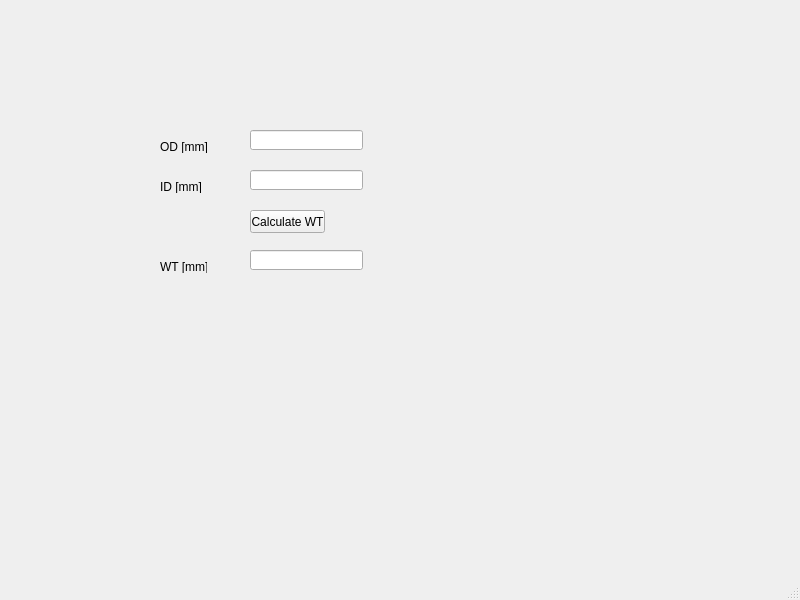
Above: Qt/untitled.ui from haphaeu/yoshimi before the change. Below: the same form after it.
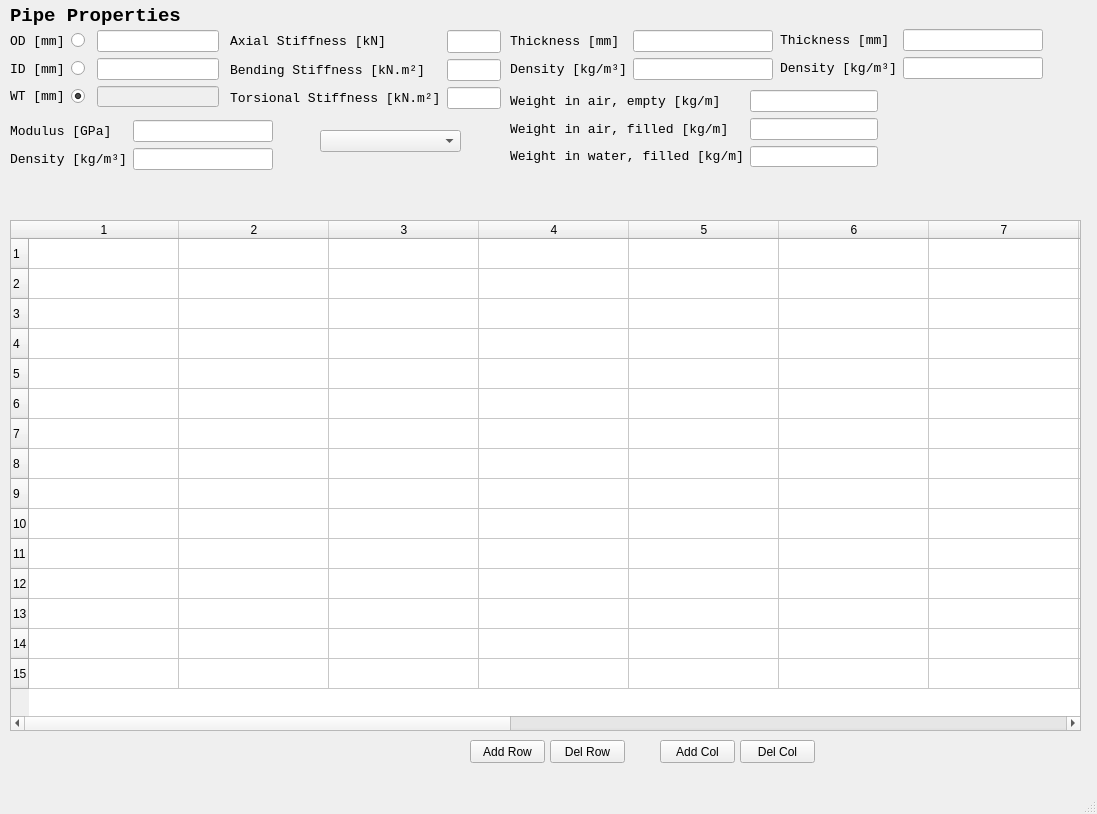
That is the form after the change.

Commit message: qt app ganhando forma

The edit to the form file:
```diff
--- a/Qt/untitled.ui
+++ b/Qt/untitled.ui
@@ -6,96 +6,673 @@
    <rect>
     <x>0</x>
     <y>0</y>
-    <width>800</width>
-    <height>600</height>
+    <width>1097</width>
+    <height>814</height>
    </rect>
   </property>
   <property name="windowTitle">
    <string>MainWindow</string>
   </property>
   <widget class="QWidget" name="centralwidget">
-   <widget class="QLineEdit" name="boxOD">
+   <widget class="QComboBox" name="comboMaterial">
     <property name="geometry">
      <rect>
-      <x>250</x>
+      <x>320</x>
       <y>130</y>
-      <width>113</width>
-      <height>20</height>
+      <width>141</width>
+      <height>22</height>
      </rect>
     </property>
+    <property name="font">
+     <font>
+      <family>Consolas</family>
+      <pointsize>10</pointsize>
+     </font>
+    </property>
    </widget>
-   <widget class="QLabel" name="labelOD">
+   <widget class="QWidget" name="layoutWidget">
     <property name="geometry">
      <rect>
-      <x>160</x>
-      <y>140</y>
-      <width>47</width>
-      <height>13</height>
+      <x>10</x>
+      <y>30</y>
+      <width>209</width>
+      <height>77</height>
      </rect>
     </property>
-    <property name="text">
-     <string>OD [mm]</string>
+    <property name="font">
+     <font>
+      <family>Consolas</family>
+      <pointsize>10</pointsize>
+     </font>
     </property>
+    <layout class="QGridLayout" name="gridLayout">
+     <item row="0" column="0">
+      <widget class="QLabel" name="labelOD">
+       <property name="font">
+        <font>
+         <family>Consolas</family>
+         <pointsize>10</pointsize>
+        </font>
+       </property>
+       <property name="text">
+        <string>OD [mm]</string>
+       </property>
+      </widget>
+     </item>
+     <item row="0" column="1">
+      <widget class="QRadioButton" name="radioOD">
+       <property name="font">
+        <font>
+         <family>Consolas</family>
+         <pointsize>10</pointsize>
+        </font>
+       </property>
+       <property name="text">
+        <string/>
+       </property>
+      </widget>
+     </item>
+     <item row="1" column="0">
+      <widget class="QLabel" name="labelID">
+       <property name="font">
+        <font>
+         <family>Consolas</family>
+         <pointsize>10</pointsize>
+        </font>
+       </property>
+       <property name="text">
+        <string>ID [mm]</string>
+       </property>
+      </widget>
+     </item>
+     <item row="1" column="1" colspan="2">
+      <widget class="QRadioButton" name="radioButton_2">
+       <property name="font">
+        <font>
+         <family>Consolas</family>
+         <pointsize>10</pointsize>
+        </font>
+       </property>
+       <property name="text">
+        <string/>
+       </property>
+      </widget>
+     </item>
+     <item row="1" column="3">
+      <widget class="QLineEdit" name="lineID">
+       <property name="font">
+        <font>
+         <family>Consolas</family>
+         <pointsize>10</pointsize>
+        </font>
+       </property>
+      </widget>
+     </item>
+     <item row="2" column="0">
+      <widget class="QLabel" name="labelWT">
+       <property name="font">
+        <font>
+         <family>Consolas</family>
+         <pointsize>10</pointsize>
+        </font>
+       </property>
+       <property name="text">
+        <string>WT [mm]</string>
+       </property>
+      </widget>
+     </item>
+     <item row="2" column="1">
+      <widget class="QRadioButton" name="radioButton_3">
+       <property name="font">
+        <font>
+         <family>Consolas</family>
+         <pointsize>10</pointsize>
+        </font>
+       </property>
+       <property name="text">
+        <string/>
+       </property>
+       <property name="checked">
+        <bool>true</bool>
+       </property>
+      </widget>
+     </item>
+     <item row="0" column="3">
+      <widget class="QLineEdit" name="lineOD">
+       <property name="font">
+        <font>
+         <family>Consolas</family>
+         <pointsize>10</pointsize>
+        </font>
+       </property>
+      </widget>
+     </item>
+     <item row="2" column="3">
+      <widget class="QLineEdit" name="lineWT">
+       <property name="enabled">
+        <bool>false</bool>
+       </property>
+       <property name="font">
+        <font>
+         <family>Consolas</family>
+         <pointsize>10</pointsize>
+        </font>
+       </property>
+      </widget>
+     </item>
+    </layout>
    </widget>
-   <widget class="QLabel" name="labelID">
+   <widget class="QLabel" name="label_11">
     <property name="geometry">
      <rect>
-      <x>160</x>
-      <y>180</y>
-      <width>47</width>
-      <height>13</height>
+      <x>10</x>
+      <y>0</y>
+      <width>181</width>
+      <height>31</height>
      </rect>
     </property>
+    <property name="font">
+     <font>
+      <family>Consolas</family>
+      <pointsize>14</pointsize>
+      <weight>75</weight>
+      <bold>true</bold>
+     </font>
+    </property>
     <property name="text">
-     <string>ID [mm]</string>
+     <string>Pipe Properties</string>
     </property>
    </widget>
-   <widget class="QLineEdit" name="boxID">
+   <widget class="QWidget" name="layoutWidget_2">
     <property name="geometry">
      <rect>
-      <x>250</x>
-      <y>170</y>
-      <width>113</width>
-      <height>20</height>
+      <x>10</x>
+      <y>120</y>
+      <width>263</width>
+      <height>50</height>
      </rect>
     </property>
+    <layout class="QGridLayout" name="gridLayout_6">
+     <item row="1" column="1">
+      <widget class="QLineEdit" name="lineMaterialDensity">
+       <property name="font">
+        <font>
+         <family>Consolas</family>
+         <pointsize>10</pointsize>
+        </font>
+       </property>
+      </widget>
+     </item>
+     <item row="1" column="0">
+      <widget class="QLabel" name="label_13">
+       <property name="font">
+        <font>
+         <family>Consolas</family>
+         <pointsize>10</pointsize>
+        </font>
+       </property>
+       <property name="text">
+        <string>Density [kg/m³]</string>
+       </property>
+      </widget>
+     </item>
+     <item row="0" column="1">
+      <widget class="QLineEdit" name="lineMaterialModulus">
+       <property name="enabled">
+        <bool>true</bool>
+       </property>
+       <property name="font">
+        <font>
+         <family>Consolas</family>
+         <pointsize>10</pointsize>
+        </font>
+       </property>
+      </widget>
+     </item>
+     <item row="0" column="0">
+      <widget class="QLabel" name="label_12">
+       <property name="font">
+        <font>
+         <family>Consolas</family>
+         <pointsize>10</pointsize>
+        </font>
+       </property>
+       <property name="text">
+        <string>Modulus [GPa]</string>
+       </property>
+      </widget>
+     </item>
+    </layout>
    </widget>
-   <widget class="QLabel" name="labelWT">
+   <widget class="QTableWidget" name="table">
     <property name="geometry">
      <rect>
-      <x>160</x>
-      <y>260</y>
-      <width>47</width>
-      <height>13</height>
+      <x>10</x>
+      <y>220</y>
+      <width>1071</width>
+      <height>511</height>
      </rect>
     </property>
+    <property name="minimumSize">
+     <size>
+      <width>4</width>
+      <height>4</height>
+     </size>
+    </property>
+    <property name="baseSize">
+     <size>
+      <width>4</width>
+      <height>4</height>
+     </size>
+    </property>
+    <property name="rowCount">
+     <number>15</number>
+    </property>
+    <property name="columnCount">
+     <number>15</number>
+    </property>
+    <attribute name="horizontalHeaderVisible">
+     <bool>true</bool>
+    </attribute>
+    <attribute name="horizontalHeaderCascadingSectionResizes">
+     <bool>true</bool>
+    </attribute>
+    <attribute name="horizontalHeaderDefaultSectionSize">
+     <number>150</number>
+    </attribute>
+    <attribute name="horizontalHeaderHighlightSections">
+     <bool>true</bool>
+    </attribute>
+    <attribute name="verticalHeaderVisible">
+     <bool>true</bool>
+    </attribute>
+    <row/>
+    <row/>
+    <row/>
+    <row/>
+    <row/>
+    <row/>
+    <row/>
+    <row/>
+    <row/>
+    <row/>
+    <row/>
+    <row/>
+    <row/>
+    <row/>
+    <row/>
+    <column/>
+    <column/>
+    <column/>
+    <column/>
+    <column/>
+    <column/>
+    <column/>
+    <column/>
+    <column/>
+    <column/>
+    <column/>
+    <column/>
+    <column/>
+    <column/>
+    <column/>
+   </widget>
+   <widget class="QPushButton" name="buttonAddRow">
+    <property name="geometry">
+     <rect>
+      <x>470</x>
+      <y>740</y>
+      <width>75</width>
+      <height>23</height>
+     </rect>
+    </property>
     <property name="text">
-     <string>WT [mm]</string>
+     <string>Add Row</string>
     </property>
    </widget>
-   <widget class="QLineEdit" name="boxWT">
+   <widget class="QPushButton" name="buttonDelRow">
     <property name="geometry">
      <rect>
-      <x>250</x>
-      <y>250</y>
-      <width>113</width>
-      <height>20</height>
+      <x>550</x>
+      <y>740</y>
+      <width>75</width>
+      <height>23</height>
      </rect>
     </property>
+    <property name="text">
+     <string>Del Row</string>
+    </property>
    </widget>
    <widget class="QPushButton" name="btnCalcWT">
     <property name="geometry">
      <rect>
-      <x>250</x>
-      <y>210</y>
+      <x>660</x>
+      <y>740</y>
       <width>75</width>
       <height>23</height>
      </rect>
     </property>
     <property name="text">
-     <string>Calculate WT</string>
+     <string>Add Col</string>
     </property>
    </widget>
+   <widget class="QPushButton" name="buttonDelCol">
+    <property name="geometry">
+     <rect>
+      <x>740</x>
+      <y>740</y>
+      <width>75</width>
+      <height>23</height>
+     </rect>
+    </property>
+    <property name="text">
+     <string>Del Col</string>
+    </property>
+   </widget>
+   <widget class="QWidget" name="">
+    <property name="geometry">
+     <rect>
+      <x>230</x>
+      <y>30</y>
+      <width>271</width>
+      <height>79</height>
+     </rect>
+    </property>
+    <property name="font">
+     <font>
+      <family>Consolas</family>
+      <pointsize>10</pointsize>
+     </font>
+    </property>
+    <layout class="QGridLayout" name="gridLayout_4">
+     <item row="0" column="0">
+      <widget class="QLabel" name="label">
+       <property name="font">
+        <font>
+         <family>Consolas</family>
+         <pointsize>10</pointsize>
+        </font>
+       </property>
+       <property name="text">
+        <string>Axial Stiffness [kN]</string>
+       </property>
+      </widget>
+     </item>
+     <item row="0" column="1" rowspan="3">
+      <layout class="QVBoxLayout" name="verticalLayout">
+       <item>
+        <widget class="QLineEdit" name="lineEdit">
+         <property name="font">
+          <font>
+           <family>Consolas</family>
+           <pointsize>10</pointsize>
+          </font>
+         </property>
+        </widget>
+       </item>
+       <item>
+        <widget class="QLineEdit" name="lineEdit_2">
+         <property name="font">
+          <font>
+           <family>Consolas</family>
+           <pointsize>10</pointsize>
+          </font>
+         </property>
+        </widget>
+       </item>
+       <item>
+        <widget class="QLineEdit" name="lineEdit_3">
+         <property name="font">
+          <font>
+           <family>Consolas</family>
+           <pointsize>10</pointsize>
+          </font>
+         </property>
+        </widget>
+       </item>
+      </layout>
+     </item>
+     <item row="1" column="0">
+      <widget class="QLabel" name="label_2">
+       <property name="font">
+        <font>
+         <family>Consolas</family>
+         <pointsize>10</pointsize>
+        </font>
+       </property>
+       <property name="text">
+        <string>Bending Stiffness [kN.m²]</string>
+       </property>
+      </widget>
+     </item>
+     <item row="2" column="0">
+      <widget class="QLabel" name="label_3">
+       <property name="font">
+        <font>
+         <family>Consolas</family>
+         <pointsize>10</pointsize>
+        </font>
+       </property>
+       <property name="text">
+        <string>Torsional Stiffness [kN.m²]</string>
+       </property>
+      </widget>
+     </item>
+    </layout>
+   </widget>
+   <widget class="QWidget" name="">
+    <property name="geometry">
+     <rect>
+      <x>510</x>
+      <y>90</y>
+      <width>368</width>
+      <height>77</height>
+     </rect>
+    </property>
+    <layout class="QGridLayout" name="gridLayout_5">
+     <item row="0" column="0">
+      <widget class="QLabel" name="label_4">
+       <property name="font">
+        <font>
+         <family>Consolas</family>
+         <pointsize>10</pointsize>
+        </font>
+       </property>
+       <property name="text">
+        <string>Weight in air, empty [kg/m]</string>
+       </property>
+      </widget>
+     </item>
+     <item row="0" column="1">
+      <widget class="QLineEdit" name="lineEdit_4">
+       <property name="font">
+        <font>
+         <family>Consolas</family>
+         <pointsize>10</pointsize>
+        </font>
+       </property>
+      </widget>
+     </item>
+     <item row="1" column="0">
+      <widget class="QLabel" name="label_5">
+       <property name="font">
+        <font>
+         <family>Consolas</family>
+         <pointsize>10</pointsize>
+        </font>
+       </property>
+       <property name="text">
+        <string>Weight in air, filled [kg/m]</string>
+       </property>
+      </widget>
+     </item>
+     <item row="1" column="1">
+      <widget class="QLineEdit" name="lineEdit_5">
+       <property name="font">
+        <font>
+         <family>Consolas</family>
+         <pointsize>10</pointsize>
+        </font>
+       </property>
+      </widget>
+     </item>
+     <item row="2" column="0">
+      <widget class="QLabel" name="label_6">
+       <property name="font">
+        <font>
+         <family>Consolas</family>
+         <pointsize>10</pointsize>
+        </font>
+       </property>
+       <property name="text">
+        <string>Weight in water, filled [kg/m]</string>
+       </property>
+      </widget>
+     </item>
+     <item row="2" column="1">
+      <widget class="QLineEdit" name="lineEdit_6">
+       <property name="font">
+        <font>
+         <family>Consolas</family>
+         <pointsize>10</pointsize>
+        </font>
+       </property>
+      </widget>
+     </item>
+    </layout>
+   </widget>
+   <widget class="QWidget" name="">
+    <property name="geometry">
+     <rect>
+      <x>780</x>
+      <y>29</y>
+      <width>263</width>
+      <height>50</height>
+     </rect>
+    </property>
+    <layout class="QGridLayout" name="gridLayout_2">
+     <item row="0" column="0">
+      <widget class="QLabel" name="label_7">
+       <property name="font">
+        <font>
+         <family>Consolas</family>
+         <pointsize>10</pointsize>
+        </font>
+       </property>
+       <property name="text">
+        <string>Thickness [mm]</string>
+       </property>
+      </widget>
+     </item>
+     <item row="0" column="1">
+      <widget class="QLineEdit" name="lineEdit_7">
+       <property name="font">
+        <font>
+         <family>Consolas</family>
+         <pointsize>10</pointsize>
+        </font>
+       </property>
+      </widget>
+     </item>
+     <item row="1" column="0">
+      <widget class="QLabel" name="label_8">
+       <property name="font">
+        <font>
+         <family>Consolas</family>
+         <pointsize>10</pointsize>
+        </font>
+       </property>
+       <property name="text">
+        <string>Density [kg/m³]</string>
+       </property>
+      </widget>
+     </item>
+     <item row="1" column="1">
+      <widget class="QLineEdit" name="lineEdit_8">
+       <property name="font">
+        <font>
+         <family>Consolas</family>
+         <pointsize>10</pointsize>
+        </font>
+       </property>
+      </widget>
+     </item>
+    </layout>
+   </widget>
+   <widget class="QWidget" name="">
+    <property name="geometry">
+     <rect>
+      <x>510</x>
+      <y>30</y>
+      <width>263</width>
+      <height>50</height>
+     </rect>
+    </property>
+    <layout class="QGridLayout" name="gridLayout_3">
+     <item row="0" column="0">
+      <widget class="QLabel" name="label_9">
+       <property name="font">
+        <font>
+         <family>Consolas</family>
+         <pointsize>10</pointsize>
+        </font>
+       </property>
+       <property name="text">
+        <string>Thickness [mm]</string>
+       </property>
+      </widget>
+     </item>
+     <item row="1" column="1">
+      <widget class="QLineEdit" name="lineEdit_10">
+       <property name="font">
+        <font>
+         <family>Consolas</family>
+         <pointsize>10</pointsize>
+        </font>
+       </property>
+      </widget>
+     </item>
+     <item row="1" column="0">
+      <widget class="QLabel" name="label_10">
+       <property name="font">
+        <font>
+         <family>Consolas</family>
+         <pointsize>10</pointsize>
+        </font>
+       </property>
+       <property name="text">
+        <string>Density [kg/m³]</string>
+       </property>
+      </widget>
+     </item>
+     <item row="0" column="1">
+      <widget class="QLineEdit" name="lineEdit_9">
+       <property name="font">
+        <font>
+         <family>Consolas</family>
+         <pointsize>10</pointsize>
+        </font>
+       </property>
+      </widget>
+     </item>
+    </layout>
+   </widget>
+   <zorder>layoutWidget</zorder>
+   <zorder>splitter_4</zorder>
+   <zorder>layoutWidget</zorder>
+   <zorder>comboMaterial</zorder>
+   <zorder>splitter_5</zorder>
+   <zorder>layoutWidget</zorder>
+   <zorder>label_11</zorder>
+   <zorder>label_10</zorder>
+   <zorder>lineEdit_9</zorder>
+   <zorder>layoutWidget_2</zorder>
+   <zorder>table</zorder>
+   <zorder>buttonAddRow</zorder>
+   <zorder>buttonDelRow</zorder>
+   <zorder>buttonAddCol</zorder>
+   <zorder>buttonDelCol</zorder>
+   <zorder>label_12</zorder>
   </widget>
   <widget class="QMenuBar" name="menubar">
    <property name="geometry">
```
Left out of the diff: 4 changed lines with no effect on the pictures. The commit also changes 1 other file.
